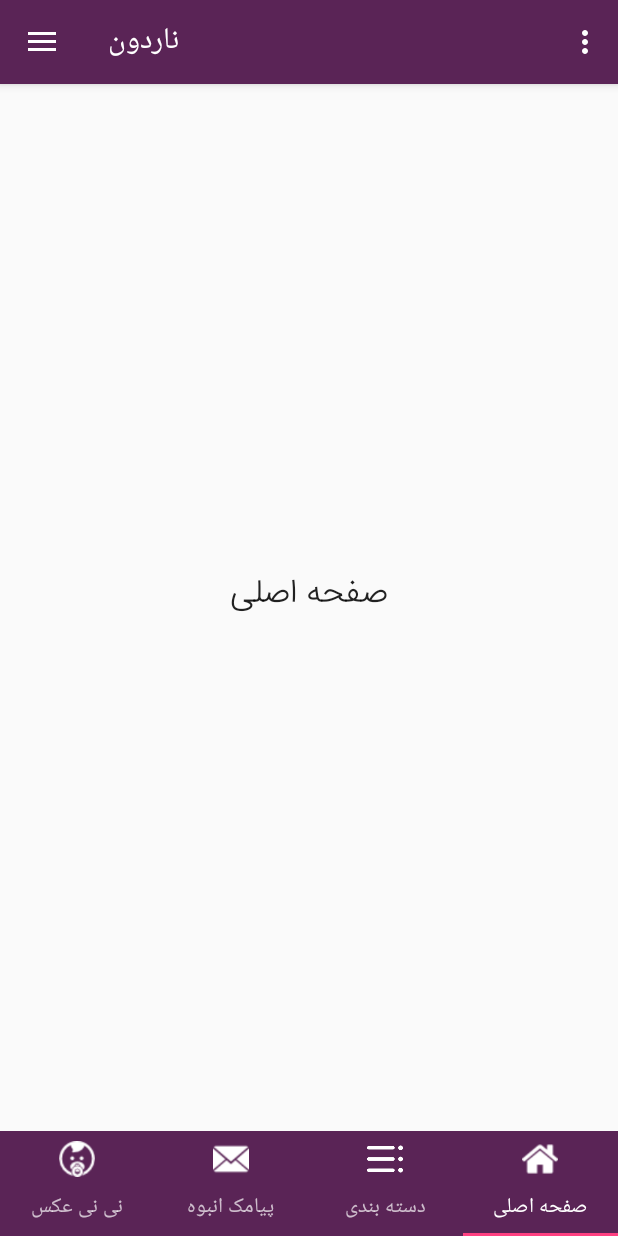
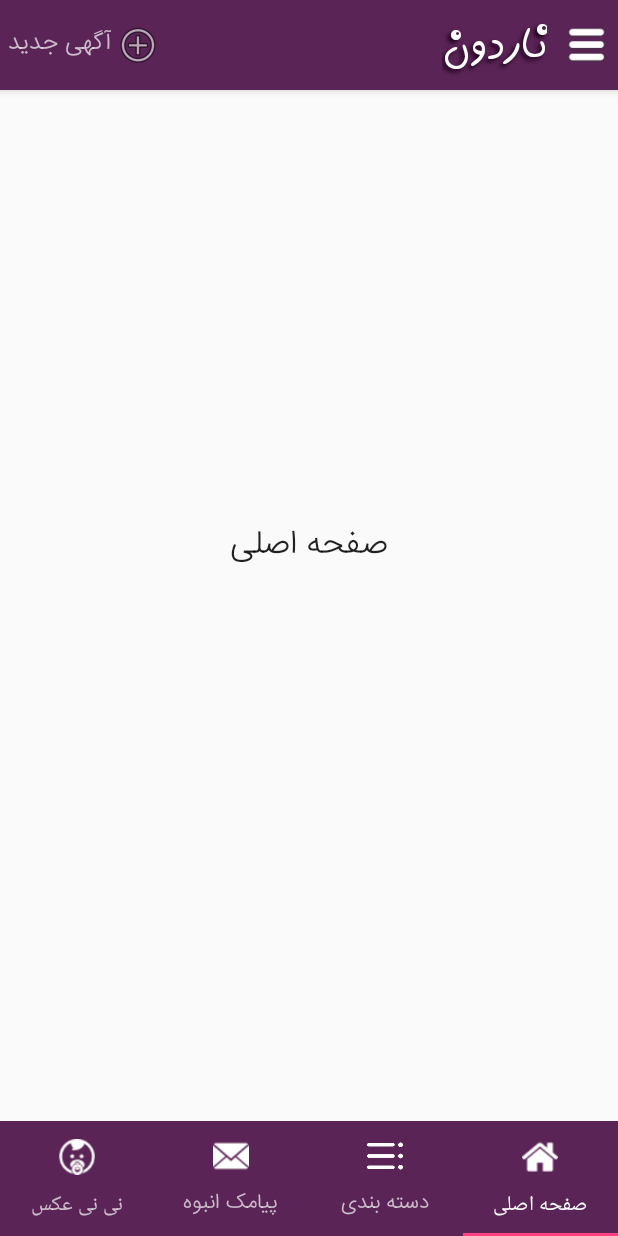
Before and after one commit to Saha-S/Nardoun, an Android app: the screen it shows after launch (Main), on a phone screen of 412 x 824 dp. Run offline under Robolectric (Android 15) with nearby library versions, the phone set to English and light mode, and no system bars; libraries missing offline, so code that uses them is left out: com.loopj.android, cz.msebera.android.

Commit message:
toolbar completed

```diff
--- a/app/src/main/java/com/appmagazine/nardoon/App.java
+++ b/app/src/main/java/com/appmagazine/nardoon/App.java
@@ -66,7 +66,7 @@ public class App extends Application {
 
     public static void      CustomToast(String messgae) {
         LinearLayout layout=new LinearLayout(context);
-        layout.setBackgroundColor(Color.parseColor("#6E00D4"));
+        layout.setBackgroundColor(Color.parseColor("#845381"));
         TextView view=new TextView(context);
         view.setText(messgae);
         view.setTextColor(Color.parseColor("#FFFFFF"));
--- a/app/src/main/java/com/appmagazine/nardoon/activities/Main.java
+++ b/app/src/main/java/com/appmagazine/nardoon/activities/Main.java
@@ -3,6 +3,7 @@ package com.appmagazine.nardoon.activities;
 import android.content.Intent;
 import android.content.SharedPreferences;
 import android.content.res.Resources;
+import android.graphics.Typeface;
 import android.graphics.drawable.Drawable;
 import android.os.Bundle;
 import android.support.design.widget.FloatingActionButton;
@@ -21,7 +22,10 @@ import android.support.v7.app.AppCompatActivity;
 import android.support.v7.widget.Toolbar;
 import android.view.Menu;
 import android.view.MenuItem;
+import android.view.ViewGroup;
+import android.widget.ImageButton;
 import android.widget.ImageView;
+import android.widget.LinearLayout;
 import android.widget.TabHost;
 import android.widget.TextView;
 
@@ -41,11 +45,22 @@ import cz.msebera.android.httpclient.Header;
 public class Main extends AppCompatActivity
         implements NavigationView.OnNavigationItemSelectedListener {
     TabHost tabs;
+    ImageButton ibmenu;
+    TextView tvtitle;
+    Typeface tfmorvarid;
+    LinearLayout llnewagahi;
 
     @Override
     protected void onCreate(Bundle savedInstanceState) {
         super.onCreate(savedInstanceState);
         setContentView(R.layout.activity_main);
+
+
+        ibmenu=(ImageButton) findViewById(R.id.ib_menu);
+        tvtitle=(TextView) findViewById(R.id.tv_mainpage_title);
+        llnewagahi=(LinearLayout) findViewById(R.id.ll_new_agahi);
+        tfmorvarid= Typeface.createFromAsset(App.context.getAssets(), "morvarid.ttf");
+        tvtitle.setTypeface(tfmorvarid);
 
         TabLayout tabLayout = (TabLayout) findViewById(R.id.tab_layout);
         tabLayout.addTab(tabLayout.newTab().setText("نی نی عکس").setIcon(R.drawable.baby));
@@ -53,6 +68,21 @@ public class Main extends AppCompatActivity
         tabLayout.addTab(tabLayout.newTab().setText("دسته بندی").setIcon(R.drawable.list));
         tabLayout.addTab(tabLayout.newTab().setText("صفحه اصلی").setIcon(R.drawable.home));
         tabLayout.setTabGravity(TabLayout.GRAVITY_FILL);
+
+
+        ViewGroup vg = (ViewGroup) tabLayout.getChildAt(0);
+        int tabsCount = vg.getChildCount();
+        for (int j = 0; j < tabsCount; j++) {
+            ViewGroup vgTab = (ViewGroup) vg.getChildAt(j);
+            int tabChildsCount = vgTab.getChildCount();
+            for (int i = 0; i < tabChildsCount; i++) {
+                View tabViewChild = vgTab.getChildAt(i);
+                if (tabViewChild instanceof TextView) {
+                    ((TextView) tabViewChild).setTypeface(App.appfont);
+                }
+            }
+        }
+
 
         final ViewPager viewPager = (ViewPager) findViewById(R.id.pager);
         final PagerAdapter adapter = new PagerAdapter
@@ -79,10 +109,7 @@ public class Main extends AppCompatActivity
 
 
 
-        App.CustomToast("های جیجر");
 
-        Toolbar toolbar = (Toolbar) findViewById(R.id.toolbar);
-        setSupportActionBar(toolbar);
 
         FloatingActionButton fab = (FloatingActionButton) findViewById(R.id.fab);
         fab.setOnClickListener(new View.OnClickListener() {
@@ -93,14 +120,33 @@ public class Main extends AppCompatActivity
             }
         });
 
-        DrawerLayout drawer = (DrawerLayout) findViewById(R.id.drawer_layout);
-        ActionBarDrawerToggle toggle = new ActionBarDrawerToggle(
-                this, drawer, toolbar, R.string.navigation_drawer_open, R.string.navigation_drawer_close);
-        drawer.setDrawerListener(toggle);
-        toggle.syncState();
+
 
         NavigationView navigationView = (NavigationView) findViewById(R.id.nav_view);
         navigationView.setNavigationItemSelectedListener(this);
+
+
+        ibmenu.setOnClickListener(new View.OnClickListener() {
+            @Override
+            public void onClick(View view) {
+                DrawerLayout drawer = (DrawerLayout) findViewById(R.id.drawer_layout);
+                if (drawer.isDrawerOpen(GravityCompat.END)) {
+                    drawer.closeDrawer(GravityCompat.END);
+                } else {
+                    drawer.openDrawer(GravityCompat.END);
+                }
+
+            }
+        });
+
+        llnewagahi.setOnClickListener(new View.OnClickListener() {
+            @Override
+            public void onClick(View view) {
+
+                App.CustomToast("آگهی جدید");
+
+            }
+        });
     }
 
     @Override
@@ -113,27 +159,7 @@ public class Main extends AppCompatActivity
         }
     }
 
-    @Override
-    public boolean onCreateOptionsMenu(Menu menu) {
-        // Inflate the menu; this adds items to the action bar if it is present.
-        getMenuInflater().inflate(R.menu.main, menu);
-        return true;
-    }
 
-    @Override
-    public boolean onOptionsItemSelected(MenuItem item) {
-        // Handle action bar item clicks here. The action bar will
-        // automatically handle clicks on the Home/Up button, so long
-        // as you specify a parent activity in AndroidManifest.xml.
-        int id = item.getItemId();
-
-        //noinspection SimplifiableIfStatement
-        if (id == R.id.action_settings) {
-            return true;
-        }
-
-        return super.onOptionsItemSelected(item);
-    }
 
     @SuppressWarnings("StatementWithEmptyBody")
     @Override
--- a/app/src/main/res/layout/app_bar_main.xml
+++ b/app/src/main/res/layout/app_bar_main.xml
@@ -12,15 +12,69 @@
         android:layout_height="wrap_content"
         android:theme="@style/AppTheme.AppBarOverlay">
 
-        <android.support.v7.widget.Toolbar
-            android:id="@+id/toolbar"
-            android:layout_width="match_parent"
-            android:gravity="end"
-            android:background="?attr/colorPrimary"
-            app:popupTheme="@style/AppTheme.PopupOverlay"
-            app:buttonGravity="bottom"
-            android:layout_weight="20"
-            android:layout_height="0dp" />
+
+
+         <TableRow
+             android:layout_width="match_parent"
+             android:layout_height="60dp"
+             android:gravity="right|center_vertical">
+
+             <LinearLayout
+                 android:layout_width="wrap_content"
+                 android:layout_height="match_parent"
+                 android:orientation="horizontal"
+                 android:gravity="center_vertical"
+                 android:id="@+id/ll_new_agahi"
+                 >
+             <TextView android:layout_width="wrap_content"
+                 android:layout_height="wrap_content"
+                 android:text="آگهی جدید"
+                 android:textSize="16dp"
+                 android:layout_marginLeft="5dp"/>
+             <ImageButton
+                 android:layout_width="wrap_content"
+                 android:layout_height="wrap_content"
+                 android:background="@android:drawable/ic_menu_add"
+                 android:layout_marginLeft="2dp"
+                 />
+
+             </LinearLayout>
+
+             <TextView android:layout_width="0dp"
+                 android:layout_height="wrap_content"
+                 android:layout_weight="1"/>
+
+
+         <TextView
+             android:id="@+id/tv_mainpage_title"
+             android:layout_width="wrap_content"
+             android:layout_height="wrap_content"
+             android:text="ناردون"
+             android:textColor="#ffffff"
+             android:textSize="30dp"
+             android:shadowColor="#180117"
+             android:shadowDx="-3"
+             android:shadowDy="3"
+             android:shadowRadius="3"
+             android:layout_marginRight="10dp"
+             />
+
+             <ImageButton
+                 android:id="@+id/ib_menu"
+                 android:layout_width="wrap_content"
+                 android:layout_height="wrap_content"
+                 android:background="@mipmap/ic_menu"
+                 android:layout_marginRight="5dp"
+                 />
+
+
+
+
+
+
+
+         </TableRow>
+
 
     </android.support.design.widget.AppBarLayout>
 
--- a/app/src/main/res/layout/content_main.xml
+++ b/app/src/main/res/layout/content_main.xml
@@ -15,7 +15,7 @@
         android:orientation="vertical"
         android:layout_width="match_parent"
         android:layout_height="match_parent"
-        android:weightSum="11"
+        android:weightSum="10"
         android:gravity="bottom|right"
         tools:ignore="RtlHardcoded,UselessParent">
 
@@ -35,7 +35,8 @@
                 android:src="@drawable/ic_menu_send"
                 app:fabSize="normal"
                 android:layout_weight="0"
-                app:layout_anchorGravity="bottom|right" />
+                app:layout_anchorGravity="bottom|right"
+                android:visibility="gone"/>
 
             <android.support.v4.view.ViewPager
                 android:id="@+id/pager"
@@ -50,9 +51,11 @@
             android:orientation="vertical"
             android:layout_width="match_parent"
             android:layout_height="match_parent"
-            android:layout_weight="10"
+            android:layout_weight="9"
             android:background="?attr/colorPrimary"
-            android:baselineAligned="false">
+            android:baselineAligned="false"
+            android:paddingTop="3dp"
+            >
 
             <android.support.design.widget.TabLayout
                 android:id="@+id/tab_layout"
@@ -62,8 +65,7 @@
                 android:elevation="6dp"
                 android:minHeight="?attr/actionBarSize"
                 android:theme="@style/ThemeOverlay.AppCompat.Dark.ActionBar"
-                tools:ignore="UnusedAttribute"
-                app:tabTextAppearance="@android:style/TextAppearance.DeviceDefault.Widget.TabWidget" />
+                tools:ignore="UnusedAttribute" />
 
         </LinearLayout>
 
--- a/app/src/main/res/values/styles.xml
+++ b/app/src/main/res/values/styles.xml
@@ -23,4 +23,8 @@
         <item name="android:typeface">serif</item>
     </style>
 
+    <style name="TextAppearance.DeviceDefault.Widget.TabWidget" parent="TextAppearance.DeviceDefault.Widget.TabWidget" >
+        <item name="android:typeface">serif</item>
+    </style>
+
 </resources>
```
Also changed, not shown: app/src/main/assets/morvarid.ttf (added), app/src/main/ic_menu-web.png (added), app/src/main/res/mipmap-hdpi/ic_menu.png (added), app/src/main/res/mipmap-mdpi/ic_menu.png (added), app/src/main/res/mipmap-xhdpi/ic_menu.png (added), app/src/main/res/mipmap-xxhdpi/ic_menu.png (added), app/src/main/res/mipmap-xxxhdpi/ic_menu.png (added).
